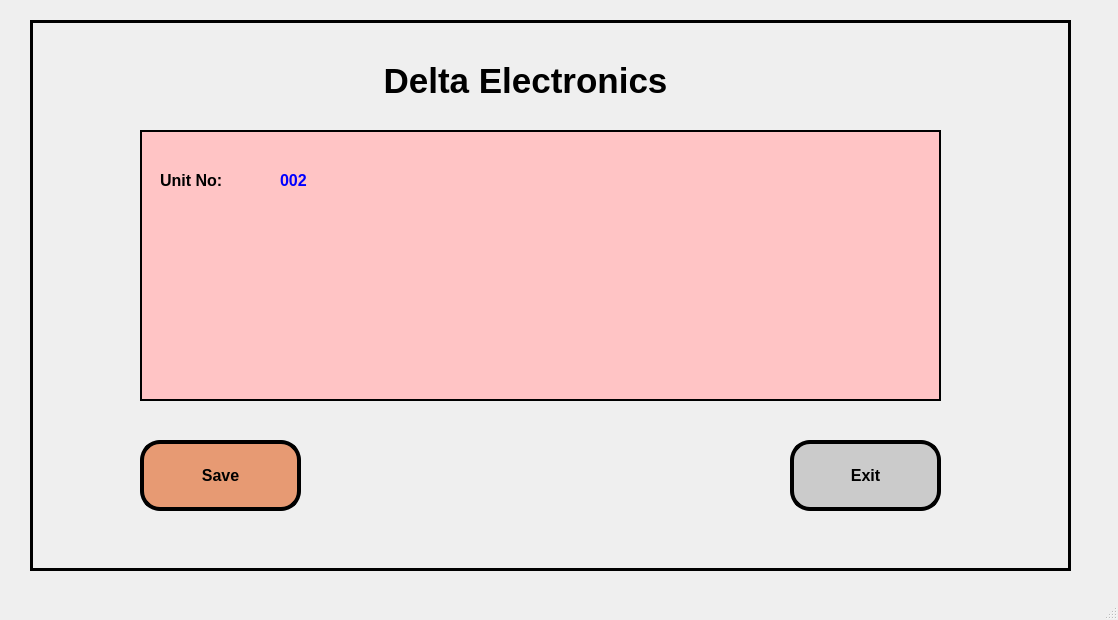
This is LoadDispaly/ui/LD_02_SET_MASTER.ui in sanjaymanegit/testRepo as Qt 5 draws it before an edit. The edited form follows.
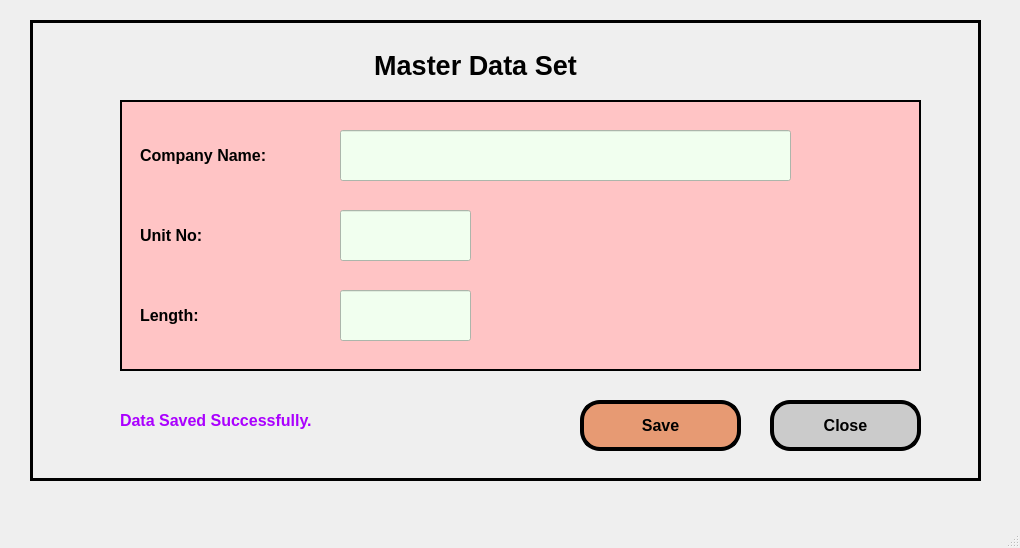
This is the edited form.

Diff of the .ui file:
```diff
--- a/LoadDispaly/ui/LD_02_SET_MASTER.ui
+++ b/LoadDispaly/ui/LD_02_SET_MASTER.ui
@@ -6,8 +6,8 @@
    <rect>
     <x>0</x>
     <y>0</y>
-    <width>1118</width>
-    <height>620</height>
+    <width>1020</width>
+    <height>548</height>
    </rect>
   </property>
   <property name="windowTitle">
@@ -19,8 +19,8 @@
      <rect>
       <x>30</x>
       <y>20</y>
-      <width>1041</width>
-      <height>551</height>
+      <width>951</width>
+      <height>461</height>
      </rect>
     </property>
     <property name="frameShape">
@@ -35,22 +35,22 @@
     <widget class="QLabel" name="label">
      <property name="geometry">
       <rect>
-       <x>330</x>
+       <x>320</x>
        <y>20</y>
-       <width>331</width>
-       <height>81</height>
+       <width>251</width>
+       <height>51</height>
       </rect>
      </property>
      <property name="font">
       <font>
        <family>Arial</family>
-       <pointsize>26</pointsize>
+       <pointsize>20</pointsize>
        <weight>75</weight>
        <bold>true</bold>
       </font>
      </property>
      <property name="text">
-      <string>Delta Electronics</string>
+      <string>Master Data Set</string>
      </property>
      <property name="alignment">
       <set>Qt::AlignCenter</set>
@@ -59,8 +59,8 @@
     <widget class="QFrame" name="frame_2">
      <property name="geometry">
       <rect>
-       <x>110</x>
-       <y>110</y>
+       <x>90</x>
+       <y>80</y>
        <width>801</width>
        <height>271</height>
       </rect>
@@ -81,9 +81,9 @@
       <property name="geometry">
        <rect>
         <x>20</x>
-        <y>20</y>
-        <width>91</width>
-        <height>61</height>
+        <y>30</y>
+        <width>181</width>
+        <height>51</height>
        </rect>
       </property>
       <property name="font">
@@ -95,19 +95,40 @@
        </font>
       </property>
       <property name="text">
-       <string>Unit No:</string>
+       <string>Company Name:</string>
       </property>
       <property name="alignment">
        <set>Qt::AlignLeading|Qt::AlignLeft|Qt::AlignVCenter</set>
       </property>
      </widget>
+     <widget class="QLineEdit" name="lineEdit">
+      <property name="geometry">
+       <rect>
+        <x>220</x>
+        <y>30</y>
+        <width>451</width>
+        <height>51</height>
+       </rect>
+      </property>
+      <property name="font">
+       <font>
+        <family>Arial</family>
+        <pointsize>12</pointsize>
+        <weight>75</weight>
+        <bold>true</bold>
+       </font>
+      </property>
+      <property name="styleSheet">
+       <string notr="true">background-color: rgb(241, 255, 239);</string>
+      </property>
+     </widget>
      <widget class="QLabel" name="label_4">
       <property name="geometry">
        <rect>
-        <x>140</x>
-        <y>20</y>
-        <width>71</width>
-        <height>61</height>
+        <x>20</x>
+        <y>110</y>
+        <width>171</width>
+        <height>51</height>
        </rect>
       </property>
       <property name="font">
@@ -118,24 +139,87 @@
         <bold>true</bold>
        </font>
       </property>
+      <property name="text">
+       <string>Unit No:</string>
+      </property>
+      <property name="alignment">
+       <set>Qt::AlignLeading|Qt::AlignLeft|Qt::AlignVCenter</set>
+      </property>
+     </widget>
+     <widget class="QLineEdit" name="lineEdit_2">
+      <property name="geometry">
+       <rect>
+        <x>220</x>
+        <y>110</y>
+        <width>131</width>
+        <height>51</height>
+       </rect>
+      </property>
+      <property name="font">
+       <font>
+        <family>Arial</family>
+        <pointsize>12</pointsize>
+        <weight>75</weight>
+        <bold>true</bold>
+       </font>
+      </property>
       <property name="styleSheet">
-       <string notr="true">color: rgb(0, 0, 255);</string>
+       <string notr="true">background-color: rgb(241, 255, 239);</string>
       </property>
+     </widget>
+     <widget class="QLabel" name="label_5">
+      <property name="geometry">
+       <rect>
+        <x>20</x>
+        <y>190</y>
+        <width>101</width>
+        <height>51</height>
+       </rect>
+      </property>
+      <property name="font">
+       <font>
+        <family>Arial</family>
+        <pointsize>12</pointsize>
+        <weight>75</weight>
+        <bold>true</bold>
+       </font>
+      </property>
       <property name="text">
-       <string>002</string>
+       <string>Length:</string>
       </property>
       <property name="alignment">
        <set>Qt::AlignLeading|Qt::AlignLeft|Qt::AlignVCenter</set>
       </property>
      </widget>
+     <widget class="QLineEdit" name="lineEdit_3">
+      <property name="geometry">
+       <rect>
+        <x>220</x>
+        <y>190</y>
+        <width>131</width>
+        <height>51</height>
+       </rect>
+      </property>
+      <property name="font">
+       <font>
+        <family>Arial</family>
+        <pointsize>12</pointsize>
+        <weight>75</weight>
+        <bold>true</bold>
+       </font>
+      </property>
+      <property name="styleSheet">
+       <string notr="true">background-color: rgb(241, 255, 239);</string>
+      </property>
+     </widget>
     </widget>
     <widget class="QPushButton" name="pushButton_6">
      <property name="geometry">
       <rect>
-       <x>110</x>
-       <y>420</y>
+       <x>550</x>
+       <y>380</y>
        <width>161</width>
-       <height>71</height>
+       <height>51</height>
       </rect>
      </property>
      <property name="font">
@@ -169,10 +253,10 @@
     <widget class="QPushButton" name="pushButton_5">
      <property name="geometry">
       <rect>
-       <x>760</x>
-       <y>420</y>
+       <x>740</x>
+       <y>380</y>
        <width>151</width>
-       <height>71</height>
+       <height>51</height>
       </rect>
      </property>
      <property name="font">
@@ -191,7 +275,7 @@
 border-width:4px;</string>
      </property>
      <property name="text">
-      <string>Exit</string>
+      <string>Close</string>
      </property>
      <property name="autoDefault">
       <bool>true</bool>
@@ -203,6 +287,34 @@
       <bool>false</bool>
      </property>
     </widget>
+    <widget class="QLabel" name="label_47">
+     <property name="geometry">
+      <rect>
+       <x>90</x>
+       <y>380</y>
+       <width>251</width>
+       <height>41</height>
+      </rect>
+     </property>
+     <property name="font">
+      <font>
+       <family>Arial</family>
+       <pointsize>12</pointsize>
+       <weight>75</weight>
+       <bold>true</bold>
+       <underline>false</underline>
+      </font>
+     </property>
+     <property name="styleSheet">
+      <string notr="true">color: rgb(170, 0, 255);</string>
+     </property>
+     <property name="text">
+      <string>Data Saved Successfully.</string>
+     </property>
+     <property name="alignment">
+      <set>Qt::AlignLeading|Qt::AlignLeft|Qt::AlignVCenter</set>
+     </property>
+    </widget>
    </widget>
   </widget>
   <widget class="QMenuBar" name="menubar">
```
Left out of the diff: 2 changed lines with no effect on the pictures.
